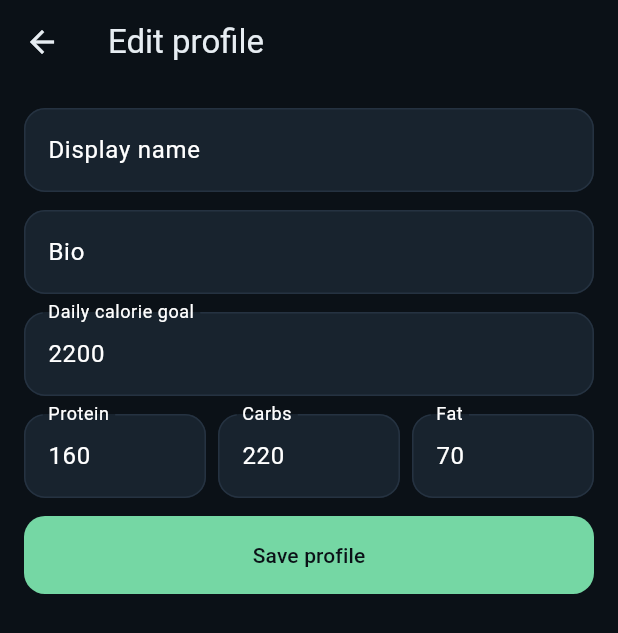
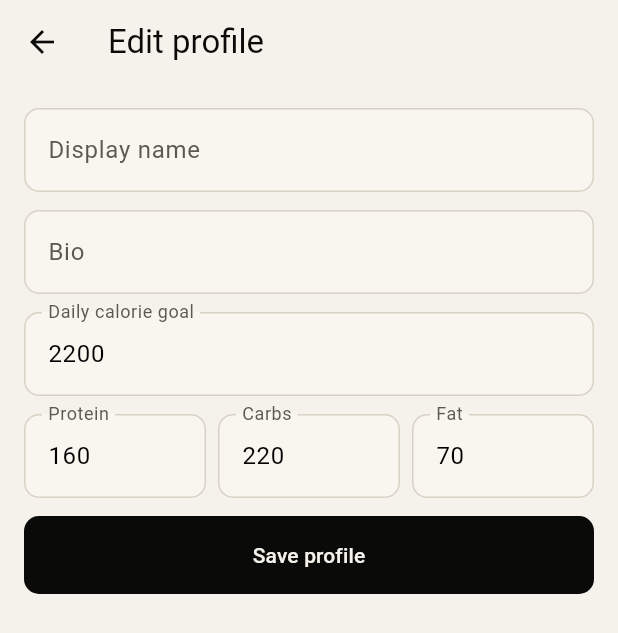
Before and after one commit to praneelmalapaka/macro-chef, a Flutter app: the EditProfileScreen screen opened directly, on a phone screen of 412 x 824 dp. Shown: the top 633 px of the screen. Run offline on Flutter 3.47's test engine with Material 3 defaults, Android fonts, the phone set to English and light mode, and no system bars; our stand-ins replace flutter_secure_storage, image_picker; accounts and stored records are empty.

Commit message:
introduce editorial design system and premium recipe styling

```diff
--- a/mobile/lib/main.dart
+++ b/mobile/lib/main.dart
@@ -1,5 +1,6 @@
 import 'dart:convert';
-
+import 'dart:io';
+import 'package:image_picker/image_picker.dart';
 import 'package:flutter/material.dart';
 import 'package:flutter_secure_storage/flutter_secure_storage.dart';
 import 'package:http/http.dart' as http;
@@ -29,33 +30,35 @@ class MacroChefApp extends StatelessWidget {
       debugShowCheckedModeBanner: false,
       title: 'MacroChef',
       theme: ThemeData(
-        brightness: Brightness.dark,
+        brightness: Brightness.light,
         scaffoldBackgroundColor: AppColors.bg,
-        colorScheme: const ColorScheme.dark(
+        colorScheme: const ColorScheme.light(
           primary: AppColors.gold,
-          secondary: AppColors.green,
+          secondary: AppColors.forest,
           surface: AppColors.card,
+          error: AppColors.rust,
         ),
         useMaterial3: true,
         appBarTheme: const AppBarTheme(
           backgroundColor: AppColors.bg,
-          foregroundColor: AppColors.text,
+          foregroundColor: AppColors.ink,
           elevation: 0,
           centerTitle: false,
         ),
         inputDecorationTheme: InputDecorationTheme(
           filled: true,
           fillColor: AppColors.field,
+          labelStyle: const TextStyle(color: AppColors.muted),
           border: OutlineInputBorder(
-            borderRadius: BorderRadius.circular(14),
+            borderRadius: BorderRadius.circular(10),
             borderSide: const BorderSide(color: AppColors.line),
           ),
           enabledBorder: OutlineInputBorder(
-            borderRadius: BorderRadius.circular(14),
+            borderRadius: BorderRadius.circular(10),
             borderSide: const BorderSide(color: AppColors.line),
           ),
           focusedBorder: OutlineInputBorder(
-            borderRadius: BorderRadius.circular(14),
+            borderRadius: BorderRadius.circular(10),
             borderSide: const BorderSide(color: AppColors.gold),
           ),
         ),
@@ -79,17 +82,34 @@ class MacroChefApp extends StatelessWidget {
 }
 
 class AppColors {
-  static const bg = Color(0xFF0B1117);
-  static const menu = Color(0xFF101821);
-  static const card = Color(0xFF121A22);
-  static const field = Color(0xFF18232E);
-  static const line = Color(0xFF253241);
-  static const text = Color(0xFFE7EDF2);
-  static const muted = Color(0xFF8C99A6);
-  static const gold = Color(0xFF75D7A4);
-  static const green = Color(0xFF66D19E);
-  static const blue = Color(0xFF7AA7D9);
-  static const red = Color(0xFFFF7A7A);
+  static const ink = Color(0xFF0A0A08);
+  static const paper = Color(0xFFF5F2EB);
+  static const cream = Color(0xFFEDE9DF);
+  static const warm = Color(0xFFE8E2D4);
+
+  static const gold = Color(0xFFB8922A);
+  static const goldLight = Color(0xFFD4A843);
+  static const goldDim = Color(0x26B8922A);
+
+  static const rust = Color(0xFFC24B2A);
+  static const forest = Color(0xFF2D5A3D);
+  static const slate = Color(0xFF3D4A5C);
+
+  static const text = Color(0xFF1A1A16);
+  static const muted = Color(0xFF5A5A50);
+  static const faint = Color(0xFF9A9A8A);
+
+  static const bg = paper;
+  static const card = Color(0xFFFFFFFF);
+  static const field = Color(0xFFF9F6F0);
+  static const line = Color(0xFFD8D2C4);
+  static const lineStrong = Color(0xFFC8C2B4);
+
+  static const red = rust;
+  static const green = forest;
+  static const blue = slate;
+  static const menu = card;
+  static const socialBg = Color(0x80F4F3EC);
 }
 
 class ApiException implements Exception {
@@ -1751,7 +1771,8 @@ class AppCard extends StatelessWidget {
       padding: const EdgeInsets.all(16),
       decoration: BoxDecoration(
         color: AppColors.card,
-        borderRadius: BorderRadius.circular(16),
+        borderRadius: BorderRadius.circular(24),
+        border: Border.all(color: AppColors.line),
         boxShadow: cardShadow,
       ),
       child: child,
@@ -1805,9 +1826,9 @@ class PrimaryButton extends StatelessWidget {
       onPressed: loading ? null : onPressed,
       style: FilledButton.styleFrom(
         minimumSize: const Size.fromHeight(52),
-        backgroundColor: AppColors.gold,
-        foregroundColor: AppColors.bg,
-        shape: RoundedRectangleBorder(borderRadius: BorderRadius.circular(14)),
+        backgroundColor: AppColors.ink,
+        foregroundColor: AppColors.paper,
+        shape: RoundedRectangleBorder(borderRadius: BorderRadius.circular(10)),
       ),
       child: loading
           ? const SizedBox(
```
Also changed, not shown: mobile/lib/social.dart (+217 -59 lines).
